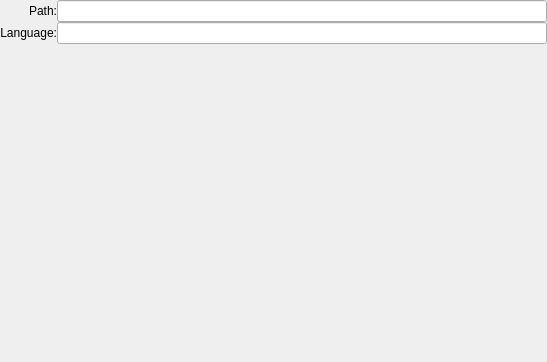
This is src/ConfigDocumentationPanel.ui in KDE/calligraplan as Qt 5 draws it before an edit. The edited form follows.
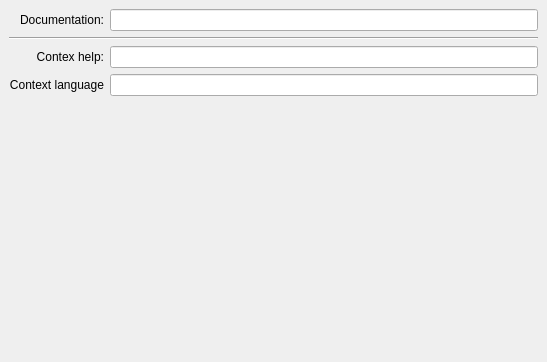
This is the edited form. Custom widgets are drawn as their Qt base class.

Commit message: Improve context help

Patch:
```diff
--- a/src/ConfigDocumentationPanel.ui
+++ b/src/ConfigDocumentationPanel.ui
@@ -25,36 +25,22 @@
    </property>
    <item>
     <widget class="QWidget" name="widget" native="true">
-     <layout class="QVBoxLayout" name="verticalLayout">
-      <property name="spacing">
-       <number>0</number>
-      </property>
-      <property name="leftMargin">
-       <number>0</number>
-      </property>
-      <property name="topMargin">
-       <number>0</number>
-      </property>
-      <property name="rightMargin">
-       <number>0</number>
-      </property>
-      <property name="bottomMargin">
-       <number>0</number>
-      </property>
-      <item>
        <layout class="QGridLayout" name="gridLayout">
-        <item row="1" column="1">
-         <widget class="QLineEdit" name="kcfg_Language"/>
-        </item>
         <item row="0" column="0">
          <widget class="QLabel" name="leaderlabel">
+        <property name="sizePolicy">
+         <sizepolicy hsizetype="Preferred" vsizetype="Preferred">
+          <horstretch>0</horstretch>
+          <verstretch>0</verstretch>
+         </sizepolicy>
+        </property>
           <property name="whatsThis">
            <string>The person responsible for this task.
 
 This is not limited to persons available in a resource group but can be anyone. You can even directly access your address book with the Choose button.</string>
           </property>
           <property name="text">
-           <string>Path:</string>
+         <string>Documentation:</string>
           </property>
           <property name="alignment">
            <set>Qt::AlignRight|Qt::AlignTrailing|Qt::AlignVCenter</set>
@@ -67,20 +53,10 @@
           </property>
          </widget>
         </item>
-        <item row="1" column="0">
-         <widget class="QLabel" name="label">
-          <property name="text">
-           <string>Language:</string>
-          </property>
-          <property name="alignment">
-           <set>Qt::AlignRight|Qt::AlignTrailing|Qt::AlignVCenter</set>
-          </property>
-         </widget>
-        </item>
         <item row="0" column="1">
          <widget class="KLineEdit" name="kcfg_DocumentationPath">
           <property name="sizePolicy">
-           <sizepolicy hsizetype="Preferred" vsizetype="Preferred">
+         <sizepolicy hsizetype="Expanding" vsizetype="Preferred">
             <horstretch>0</horstretch>
             <verstretch>0</verstretch>
            </sizepolicy>
@@ -92,9 +68,46 @@
           </property>
          </widget>
         </item>
-       </layout>
+      <item row="1" column="0" colspan="2">
+       <widget class="Line" name="line">
+        <property name="orientation">
+         <enum>Qt::Horizontal</enum>
+        </property>
+       </widget>
       </item>
-      <item>
+      <item row="2" column="0">
+       <widget class="QLabel" name="contextlabel">
+        <property name="text">
+         <string>Contex help:</string>
+        </property>
+        <property name="alignment">
+         <set>Qt::AlignRight|Qt::AlignTrailing|Qt::AlignVCenter</set>
+        </property>
+        <property name="buddy">
+         <cstring>kcfg_ContextPath</cstring>
+        </property>
+       </widget>
+      </item>
+      <item row="2" column="1">
+       <widget class="QLineEdit" name="kcfg_ContextPath"/>
+      </item>
+      <item row="3" column="0">
+       <widget class="QLabel" name="label_2">
+        <property name="text">
+         <string>Context language</string>
+        </property>
+        <property name="alignment">
+         <set>Qt::AlignRight|Qt::AlignTrailing|Qt::AlignVCenter</set>
+        </property>
+        <property name="buddy">
+         <cstring>kcfg_ContextLanguage</cstring>
+        </property>
+       </widget>
+      </item>
+      <item row="3" column="1">
+       <widget class="QLineEdit" name="kcfg_ContextLanguage"/>
+      </item>
+      <item row="4" column="0" colspan="2">
        <spacer name="verticalSpacer">
         <property name="orientation">
          <enum>Qt::Vertical</enum>
```
Left out of the diff: 4 changed lines with no effect on the pictures. Lines whose indentation alone changed are shown as unchanged. The commit also changes 24 other files.
